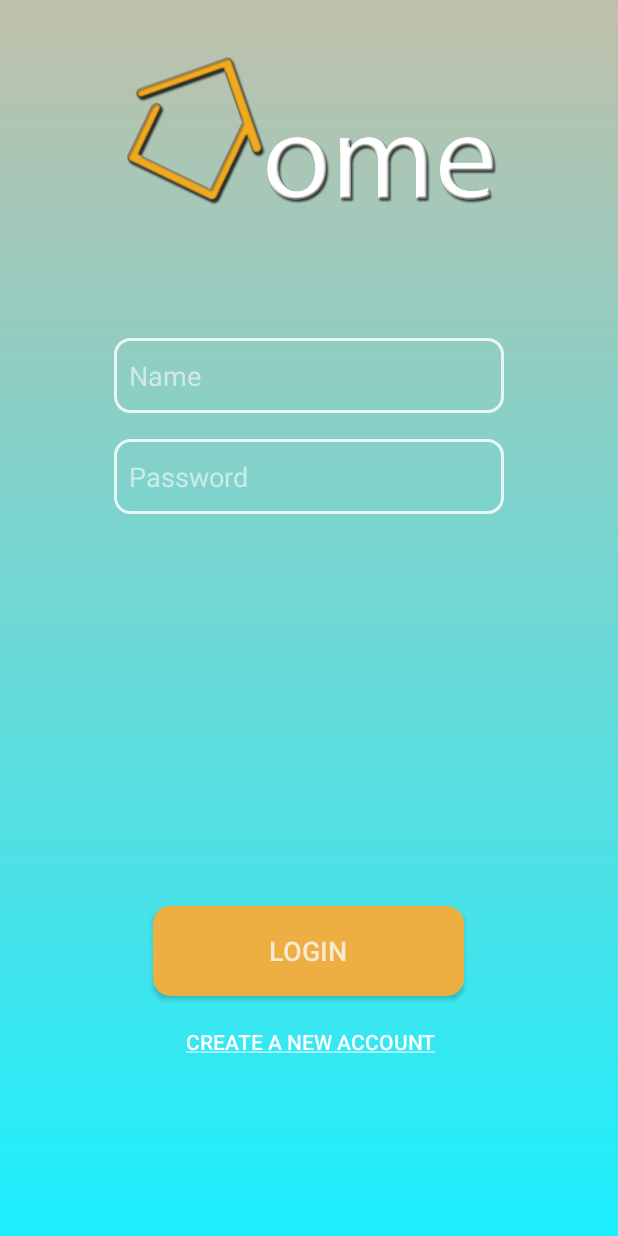
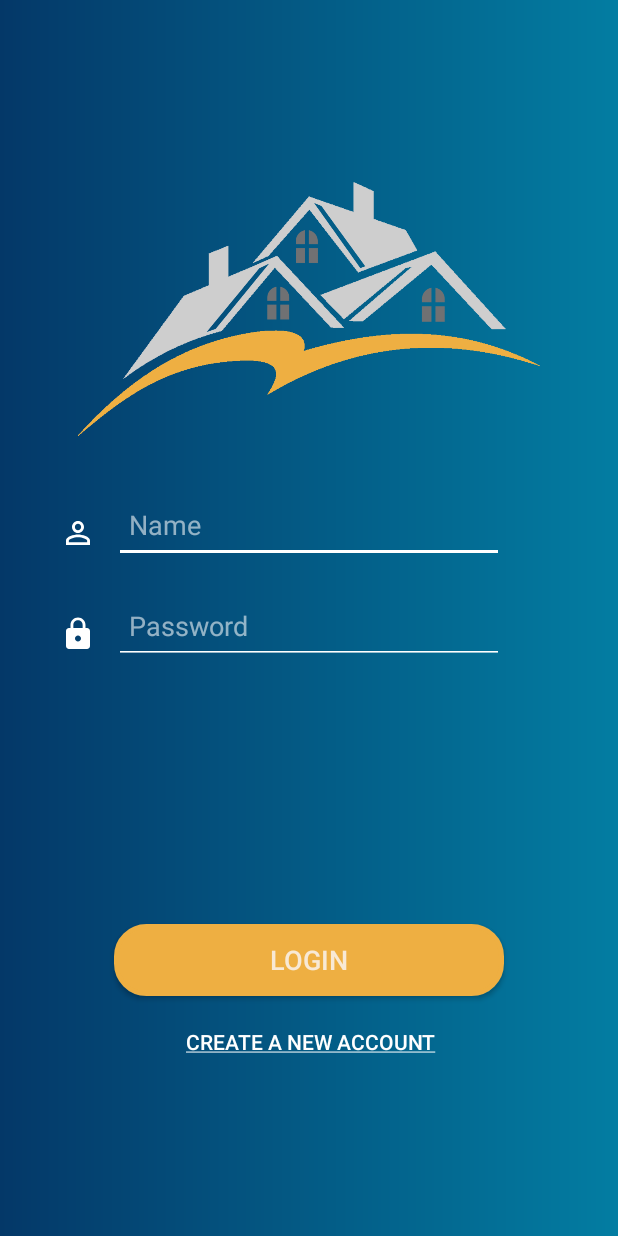
Before and after one commit to dukotron/HMS-CM-Division, an Android app: the screen it shows after launch (MainActivity), on a phone screen of 412 x 824 dp. Run offline under Robolectric (Android 15) with nearby library versions, the phone set to English and light mode, and no system bars.

Commit message:
new beautiful design

```diff
--- a/TestDesign/app/src/main/res/drawable/gradient.xml
+++ b/TestDesign/app/src/main/res/drawable/gradient.xml
@@ -2,9 +2,9 @@
 <shape xmlns:android="http://schemas.android.com/apk/res/android"
     android:shape="rectangle">
     <gradient
-        android:startColor="#1cefff"
-        android:endColor="#c0c0aa"
-        android:angle="90" />
+        android:startColor="#043868"
+        android:endColor="#037da2"
+        android:angle="0" />
 
 
 
--- /dev/null
+++ b/TestDesign/app/src/main/res/drawable/identity.xml
@@ -0,0 +1,5 @@
+<vector android:height="24dp" android:tint="#FFFFFF"
+    android:viewportHeight="24.0" android:viewportWidth="24.0"
+    android:width="24dp" xmlns:android="http://schemas.android.com/apk/res/android">
+    <path android:fillColor="#FF000000" android:pathData="M12,5.9c1.16,0 2.1,0.94 2.1,2.1s-0.94,2.1 -2.1,2.1S9.9,9.16 9.9,8s0.94,-2.1 2.1,-2.1m0,9c2.97,0 6.1,1.46 6.1,2.1v1.1L5.9,18.1L5.9,17c0,-0.64 3.13,-2.1 6.1,-2.1M12,4C9.79,4 8,5.79 8,8s1.79,4 4,4 4,-1.79 4,-4 -1.79,-4 -4,-4zM12,13c-2.67,0 -8,1.34 -8,4v3h16v-3c0,-2.66 -5.33,-4 -8,-4z"/>
+</vector>
--- /dev/null
+++ b/TestDesign/app/src/main/res/drawable/lock.xml
@@ -0,0 +1,5 @@
+<vector android:height="24dp" android:tint="#FFFFFF"
+    android:viewportHeight="24.0" android:viewportWidth="24.0"
+    android:width="24dp" xmlns:android="http://schemas.android.com/apk/res/android">
+    <path android:fillColor="#FF000000" android:pathData="M18,8h-1L17,6c0,-2.76 -2.24,-5 -5,-5S7,3.24 7,6v2L6,8c-1.1,0 -2,0.9 -2,2v10c0,1.1 0.9,2 2,2h12c1.1,0 2,-0.9 2,-2L20,10c0,-1.1 -0.9,-2 -2,-2zM12,17c-1.1,0 -2,-0.9 -2,-2s0.9,-2 2,-2 2,0.9 2,2 -0.9,2 -2,2zM15.1,8L8.9,8L8.9,6c0,-1.71 1.39,-3.1 3.1,-3.1 1.71,0 3.1,1.39 3.1,3.1v2z"/>
+</vector>
--- a/TestDesign/app/src/main/res/drawable/rounded.xml
+++ b/TestDesign/app/src/main/res/drawable/rounded.xml
@@ -3,7 +3,7 @@
     android:shape="rectangle"
     >
     <solid android:color="#eeaf42"/>
-    <corners android:radius="10dp"/>
+    <corners android:radius="20dp"/>
     <stroke android:width="5px" android:color="#eeaf42" />
 
 </shape>
--- a/TestDesign/app/src/main/res/layout/activity_login.xml
+++ b/TestDesign/app/src/main/res/layout/activity_login.xml
@@ -12,7 +12,8 @@
         android:layout_width="308dp"
         android:layout_height="208dp"
         android:layout_centerHorizontal="true"
-        app:srcCompat="@drawable/logowhite"
+        android:layout_marginTop="100dp"
+        app:srcCompat="@drawable/houses_logo"
         />
 
     <EditText
@@ -28,7 +29,6 @@
         android:hint="Name"
         android:textColor="#92FFFFFF"
         android:textColorHint="#92FFFFFF"
-        android:background="@drawable/border"
         android:paddingStart="10dp"
         />
 
@@ -47,13 +47,12 @@
         android:textColorHint="#92FFFFFF"
         android:textColor="#92FFFFFF"
         android:paddingStart="10dp"
-        android:background="@drawable/border"
         />
 
     <Button
         android:id="@+id/login"
-        android:layout_width="207dp"
-        android:layout_height="60dp"
+        android:layout_width="260dp"
+        android:layout_height="wrap_content"
         android:layout_alignParentBottom="true"
         android:layout_centerHorizontal="true"
         android:layout_marginBottom="160dp"
@@ -77,5 +76,27 @@
         android:onClick="createAccountActivity"
         />
 
+    <ImageView
+        android:id="@+id/identity_logo"
+        android:layout_width="wrap_content"
+        android:layout_height="wrap_content"
+        android:layout_alignTop="@+id/email"
+        android:layout_alignBottom="@+id/email"
+        android:layout_alignParentStart="true"
+        android:layout_marginLeft="40dp"
+        android:layout_marginTop="10dp"
+        app:srcCompat="@drawable/identity" />
+
+    <ImageView
+        android:id="@+id/lock_logo"
+        android:layout_width="wrap_content"
+        android:layout_height="wrap_content"
+        android:layout_alignTop="@+id/pwd"
+        android:layout_alignBottom="@+id/pwd"
+        android:layout_alignParentStart="true"
+        android:layout_marginLeft="40dp"
+        android:layout_marginTop="10dp"
+        app:srcCompat="@drawable/lock" />
+
 
 </RelativeLayout>
--- a/TestDesign/app/src/main/res/values/colors.xml
+++ b/TestDesign/app/src/main/res/values/colors.xml
@@ -1,7 +1,7 @@
 <?xml version="1.0" encoding="utf-8"?>
 <resources>
     <color name="colorPrimary">#085042</color>
-    <color name="colorPrimaryDark">#00574B</color>
+    <color name="colorPrimaryDark">#043868</color>
     <color name="colorAccent">#D81B60</color>
     <color name="colorWhiteTransparent">#8BFFFFFF</color>
 </resources>
```
Also changed, not shown: TestDesign/app/src/main/res/drawable/houses_logo.png (added).
